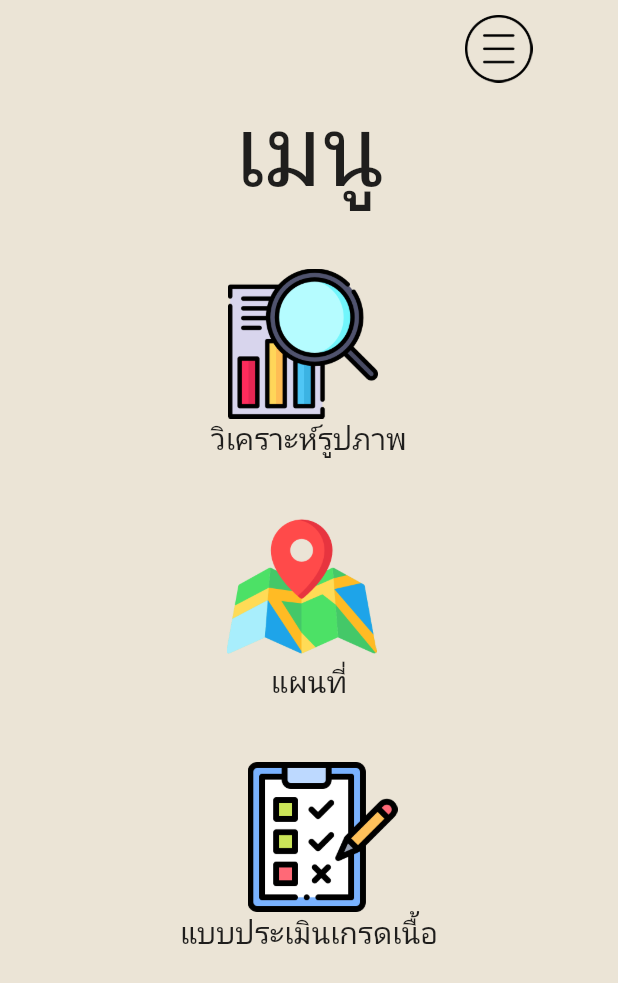
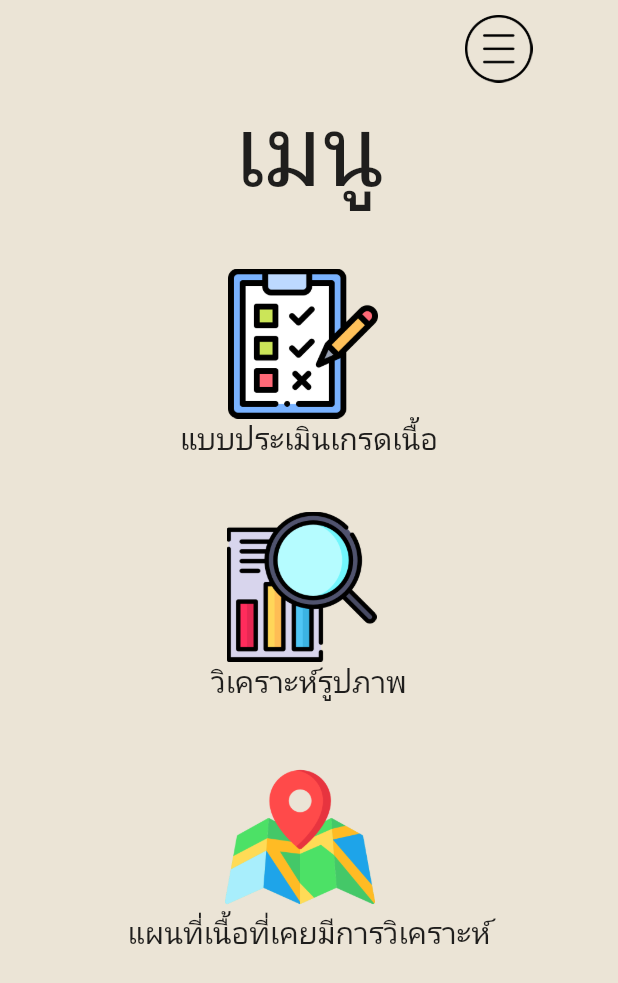
Before and after one commit to CS59023470/EXPERT, a Flutter app: the Home screen opened directly, on a phone screen of 412 x 824 dp. Shown: the top 983 px of the screen. Run offline on Flutter 3.47's test engine with Material 2 defaults, Android fonts, the phone set to English and light mode, and no system bars; our stand-ins replace firebase_auth, firebase_database, firebase_storage, google_maps_flutter, image_picker, location; accounts and stored records are empty.

Commit message:
Add files via upload

```diff
--- a/lib/Setup/SignIn.dart
+++ b/lib/Setup/SignIn.dart
@@ -127,10 +127,12 @@ class _LoginPageV2State extends State<LoginPageV2> {
   }
 
   void signIn() async {
+//    final formState = _formKey.currentState;
     if(_formKey.currentState.validate()){
       _formKey.currentState.save();
       try{
         await FirebaseAuth.instance.signInWithEmailAndPassword(email: _email, password: _password);
+//        FirebaseUser user = (await FirebaseAuth.instance.signInWithEmailAndPassword(email: _email, password: _password)) as FirebaseUser;
         Navigator.push(context, MaterialPageRoute(builder: (context) => Home()));
 
       }catch(e){
--- a/lib/Setup/analysis.dart
+++ b/lib/Setup/analysis.dart
@@ -7,6 +7,7 @@ import 'package:firebase_database/firebase_database.dart';
 import 'package:firebase_storage/firebase_storage.dart';
 import 'package:flutter/material.dart';
 import 'package:flutter/services.dart';
+import 'package:google_maps_flutter/google_maps_flutter.dart';
 import 'package:image/image.dart' as img;
 import 'package:image_picker/image_picker.dart';
 import 'package:intl/intl.dart';
@@ -185,7 +186,9 @@ class _MyAppState extends State<MyApp> {
 //          break;
         default:
           res = await Tflite.loadModel(
-            model: "assets/mobilenet_v1_1.0_224.tflite",
+//            model: "assets/mobilenet_v1_1.0_224.tflite",
+//            labels: "assets/mobilenet_v1_1.0_224.txt",
+          model: "assets/mobilenet_v1_1.0_224.lite",
             labels: "assets/mobilenet_v1_1.0_224.txt",
           );
       }
@@ -522,6 +525,7 @@ class _MyAppState extends State<MyApp> {
     return formatter.format(now);
   }
 }
+
 
 class Tflite {
   static const MethodChannel _channel = const MethodChannel('tflite');
--- a/lib/Setup/home.dart
+++ b/lib/Setup/home.dart
@@ -2,6 +2,7 @@ import 'package:flutter/material.dart';
 import 'package:omg/Setup/Location.dart';
 import 'package:omg/Setup/ProFile.dart';
 import 'package:omg/Setup/SelectFunction.dart';
+import 'package:omg/Setup/analysis.dart';
 import 'package:omg/Setup/assessment.dart';
 
 
@@ -56,14 +57,15 @@ class _HomeState extends State<Home> {
                         child: GestureDetector(
                           onTap: () {
                             Navigator.push(context, MaterialPageRoute(
-                                builder: (context) => SelectFunction()));
+                                builder: (context) => App()));
                           },
                           child: new Container(
                             child: Column(
                               mainAxisAlignment: MainAxisAlignment.center,
                               children: <Widget>[
                                 new Image(
-                                    image: new AssetImage("assets/research.png"),
+                                    image: new AssetImage("assets/checklist.png"),
+//                                    image: new AssetImage("assets/research.png"),
                                     height: 100, width: 100),
                               ],
                             ),
@@ -72,7 +74,7 @@ class _HomeState extends State<Home> {
                       ),
                     ],
                   ),
-                  new Text("วิเคราะห์รูปภาพ",style: new TextStyle(fontSize: 20)),
+                  new Text("แบบประเมินเกรดเนื้อ",style: new TextStyle(fontSize: 20)),
                   new SizedBox(
                       height: 35.0),//SizeBox
                   Row(
@@ -89,7 +91,8 @@ class _HomeState extends State<Home> {
                               mainAxisAlignment: MainAxisAlignment.center,
                               children: <Widget>[
                                 new Image(
-                                    image: new AssetImage("assets/position.png"),
+                                    image: new AssetImage("assets/research.png"),
+ //                                   image: new AssetImage("assets/position.png"),
                                     height: 100, width: 100),
                               ],//<Widget>[]
                             ),//Column
@@ -98,25 +101,26 @@ class _HomeState extends State<Home> {
                       ),//Padding
                     ],//<Widget>[]
                   ),//Row
-                  new Text("แผนที่",style: new TextStyle(fontSize: 20)),
+                  new Text("วิเคราะห์รูปภาพ",style: new TextStyle(fontSize: 20)),
                   SizedBox(
                     height: 40,
                   ),
                   Row(
                     children: <Widget>[
                       Padding(
-                        padding: const EdgeInsets.only(left: 155.0),
+                        padding: const EdgeInsets.only(left: 140.0),
                         child: GestureDetector(
                           onTap: () {
                             Navigator.push(context, MaterialPageRoute(
-                               builder: (context) => Assessment()));
+                               builder: (context) => LocationPage()));
                           },
                           child: Container(
                             child: Column(
                               mainAxisAlignment: MainAxisAlignment.center,
                               children: <Widget>[
                                 new Image(
-                                    image: new AssetImage("assets/checklist.png"),
+                                    image: new AssetImage("assets/position.png"),
+    //                                image: new AssetImage("assets/checklist.png"),
                                     height: 100, width: 100),
                               ],//<Widget>[]
                             ),//Column
@@ -125,7 +129,7 @@ class _HomeState extends State<Home> {
                       ),//Padding
                     ],//<Widget>[]
                   ),//Row
-                  new Text("แบบประเมินเกรดเนื้อ",style: new TextStyle(fontSize: 20)),
+                  new Text("แผนที่เนื้อที่เคยมีการวิเคราะห์",style: new TextStyle(fontSize: 20)),
                 ],//<Widget>[]
               ),//Column
             ),//Container
```
